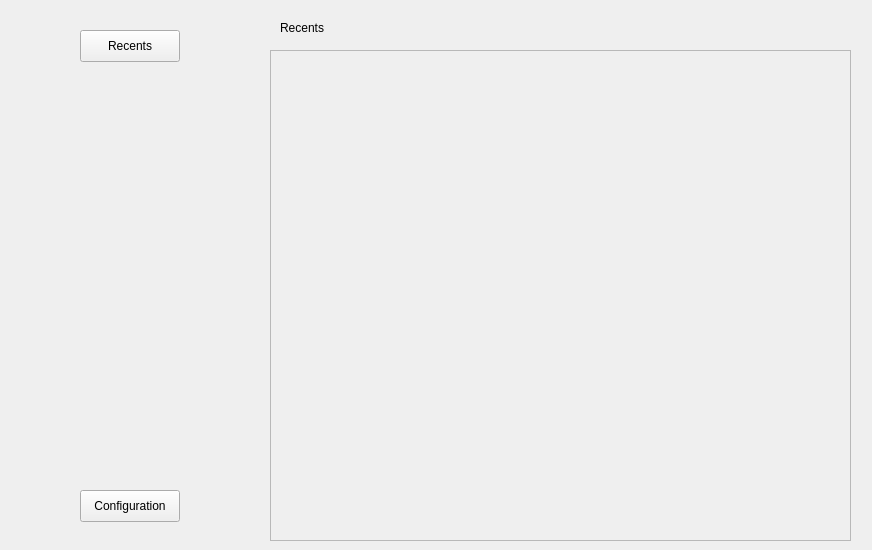
Qt form src/components/projects-panel/projectspanel.ui (RapidWebForge/RapidWebForgeApp) before a commit.
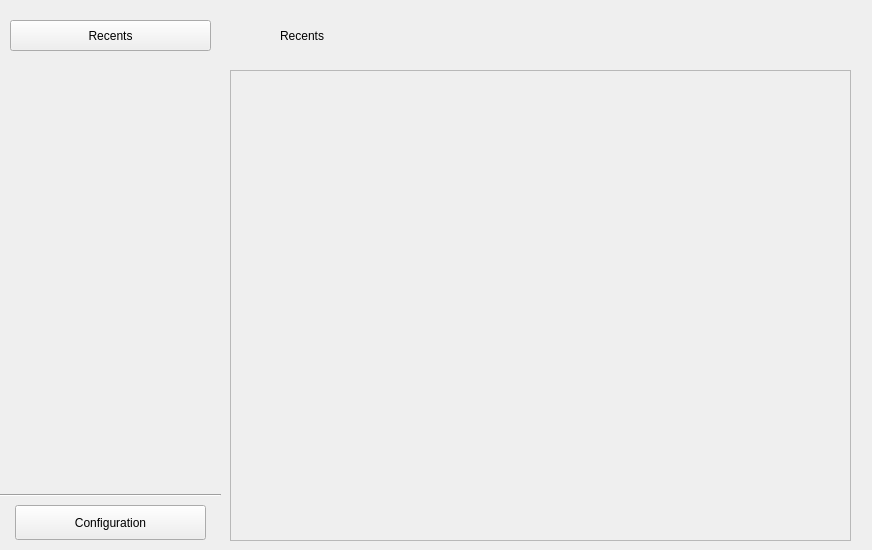
The same form after that commit. Icons and pictures are not drawn.

Commit message: feat(ui): update visual components in Recent Projects panel

What changed in the file:
```diff
--- a/src/components/projects-panel/projectspanel.ui
+++ b/src/components/projects-panel/projectspanel.ui
@@ -18,8 +18,8 @@
     <rect>
      <x>280</x>
      <y>20</y>
-     <width>58</width>
-     <height>16</height>
+     <width>111</width>
+     <height>31</height>
     </rect>
    </property>
    <property name="text">
@@ -29,10 +29,10 @@
   <widget class="QScrollArea" name="scrollArea">
    <property name="geometry">
     <rect>
-     <x>270</x>
-     <y>50</y>
-     <width>581</width>
-     <height>491</height>
+     <x>230</x>
+     <y>70</y>
+     <width>621</width>
+     <height>471</height>
     </rect>
    </property>
    <property name="verticalScrollBarPolicy">
@@ -46,8 +46,8 @@
      <rect>
       <x>0</x>
       <y>0</y>
-      <width>579</width>
-      <height>489</height>
+      <width>619</width>
+      <height>469</height>
      </rect>
     </property>
     <widget class="QWidget" name="gridLayoutWidget">
@@ -55,7 +55,7 @@
       <rect>
        <x>4</x>
        <y>0</y>
-       <width>571</width>
+       <width>611</width>
        <height>491</height>
       </rect>
      </property>
@@ -66,21 +66,33 @@
   <widget class="QWidget" name="widget" native="true">
    <property name="geometry">
     <rect>
-     <x>10</x>
-     <y>20</y>
-     <width>251</width>
-     <height>521</height>
+     <x>0</x>
+     <y>0</y>
+     <width>221</width>
+     <height>551</height>
     </rect>
    </property>
    <widget class="QPushButton" name="recentsButton">
     <property name="geometry">
      <rect>
-      <x>70</x>
-      <y>10</y>
-      <width>100</width>
-      <height>32</height>
+      <x>10</x>
+      <y>20</y>
+      <width>201</width>
+      <height>31</height>
      </rect>
     </property>
+    <property name="sizePolicy">
+     <sizepolicy hsizetype="Maximum" vsizetype="Fixed">
+      <horstretch>0</horstretch>
+      <verstretch>0</verstretch>
+     </sizepolicy>
+    </property>
+    <property name="contextMenuPolicy">
+     <enum>Qt::ContextMenuPolicy::NoContextMenu</enum>
+    </property>
+    <property name="styleSheet">
+     <string notr="true"/>
+    </property>
     <property name="text">
      <string>Recents</string>
     </property>
@@ -88,16 +100,32 @@
    <widget class="QPushButton" name="configurationButton">
     <property name="geometry">
      <rect>
-      <x>70</x>
-      <y>470</y>
-      <width>100</width>
-      <height>32</height>
+      <x>15</x>
+      <y>505</y>
+      <width>191</width>
+      <height>35</height>
      </rect>
     </property>
     <property name="text">
      <string>Configuration</string>
     </property>
    </widget>
+   <widget class="Line" name="line_2">
+    <property name="geometry">
+     <rect>
+      <x>0</x>
+      <y>485</y>
+      <width>221</width>
+      <height>20</height>
+     </rect>
+    </property>
+    <property name="frameShadow">
+     <enum>QFrame::Shadow::Sunken</enum>
+    </property>
+    <property name="orientation">
+     <enum>Qt::Orientation::Horizontal</enum>
+    </property>
+   </widget>
   </widget>
  </widget>
  <resources/>
```
Left out of the diff: 9 changed lines with no effect on the pictures. The commit also changes 5 other files.
